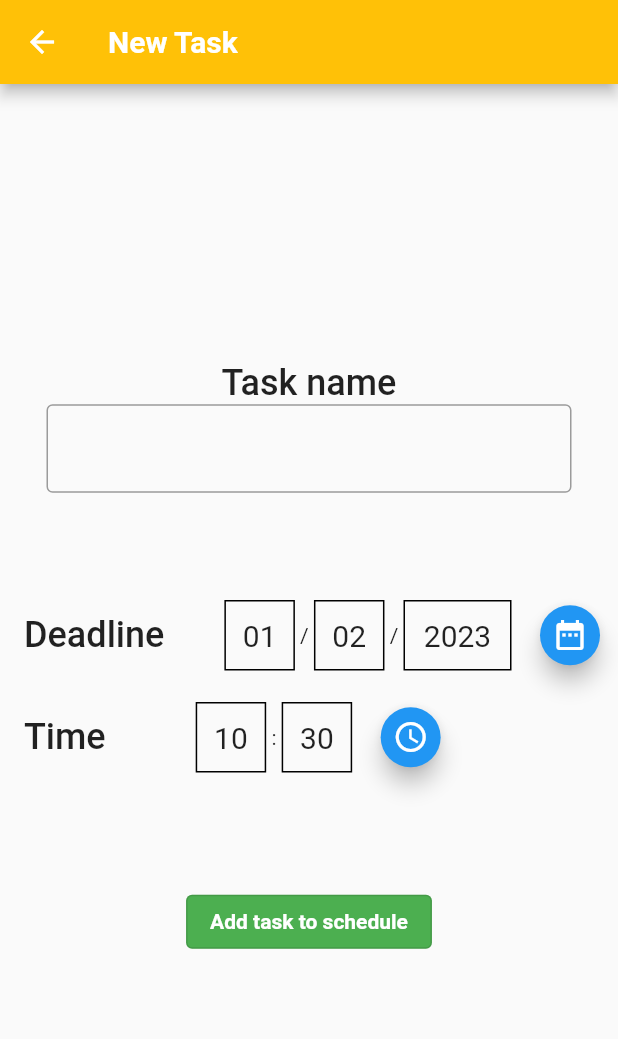
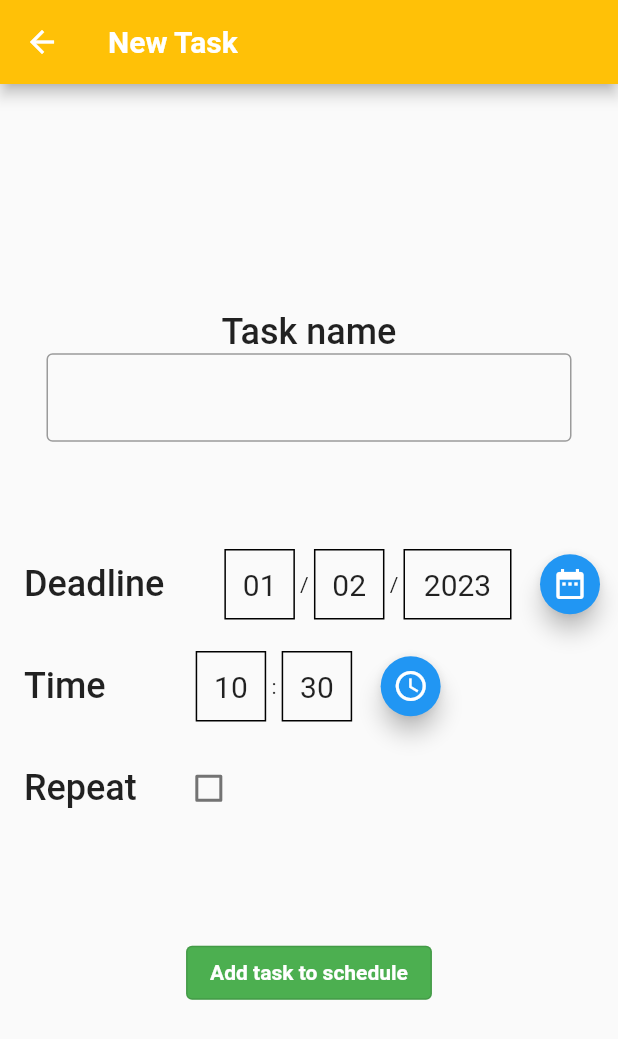
Before and after one commit to Anirudh-V-Gubbi/sheduler, a Flutter app: the screen it shows after launch, after a tap on the "add" icon, on a phone screen of 412 x 824 dp. Shown: the top 1039 px of the screen. Run offline on Flutter 3.47's test engine with Material 2 defaults, Android fonts, the phone set to English and light mode, and no system bars; our stand-ins replace hive, hive_flutter; missing offline and left inert: draggable_fab; accounts and stored records are empty.

Commit message:
added feature to repeat tasks daily

```diff
--- a/lib/screens/add_screen.dart
+++ b/lib/screens/add_screen.dart
@@ -1,5 +1,6 @@
 import 'package:flutter/material.dart';
 import 'package:hive/hive.dart';
+import 'package:scheduler/sort_tasks.dart';
 
 class addscreen extends StatefulWidget {
   addscreen({Key? key, required this.tasklist, required this.refreshlist}) : super(key: key);
@@ -19,6 +20,13 @@ class _addscreenState extends State<addscreen> {
 
   TimeOfDay? time = TimeOfDay.now();
   DateTime _dateTime = DateTime.now();
+  ValueNotifier repeat = ValueNotifier<bool>(false);
+
+  @override
+  void initState()
+  {
+    super.initState();
+  }
 
   @override
   Widget build(BuildContext context) {
@@ -240,6 +248,34 @@ class _addscreenState extends State<addscreen> {
                       ),
                     ),
                     Padding(
+                      padding: const EdgeInsets.only(top: 20.0, left: 8.0),
+                      child: Row(
+                        mainAxisAlignment: MainAxisAlignment.start,
+                        children: [
+                          const Text(
+                            "Repeat",
+                            style: TextStyle(
+                                fontSize: 24,
+                                fontWeight: FontWeight.w500
+                            ),
+                          ),
+                          Padding(
+                            padding: const EdgeInsets.only(left: 24.0),
+                            child: ValueListenableBuilder(
+                              valueListenable: repeat,
+                              builder: (context, repeatValue, _) =>
+                                Checkbox(
+                                  value: repeat.value,
+                                  onChanged: (value) {
+                                    repeat.value = value;
+                                  }
+                                ),
+                            ),
+                          )
+                        ],
+                      ),
+                    ),
+                    Padding(
                       padding: const EdgeInsets.only(top: 75.0),
                       child: OutlinedButton(
                           onPressed: () async{
@@ -247,27 +283,12 @@ class _addscreenState extends State<addscreen> {
                                 {'title': titleCtrl.text,
                                   'date': '${_dateTime.day}/${_dateTime
                                       .month}/${_dateTime.year}',
-                                  'time': '${time?.hour}:${time?.minute}'
+                                  'time': '${time?.hour}:${time?.minute}',
+                                  'repeat': repeat.value
                                 }
                             );
 
-                            widget.tasklist.sort(
-                                    (a, b) {
-                                  List a_dates = a['date'].toString().split("/");
-                                  List a_times = a['time'].toString().split(":");
-                                  List b_dates = b['date'].toString().split("/");
-                                  List b_times = b['time'].toString().split(":");
-
-                                  DateTime a_date = DateTime(int.parse(a_dates[2]), int.parse(a_dates[1]), int.parse(a_dates[0]),
-                                      int.parse(a_times[0]), int.parse(a_times[1])
-                                  );
-                                  DateTime b_date = DateTime(int.parse(b_dates[2]), int.parse(b_dates[1]), int.parse(b_dates[0]),
-                                      int.parse(b_times[0]), int.parse(b_times[1])
-                                  );
-
-                                  return a_date.compareTo(b_date);
-                                }
-                            );
+                            widget.tasklist = sortTasks(widget.tasklist);
 
                             var box = await Hive.openBox('task');
                             await box.put('tasks', widget.tasklist);
--- a/lib/screens/home_screen.dart
+++ b/lib/screens/home_screen.dart
@@ -2,6 +2,7 @@ import 'package:draggable_fab/draggable_fab.dart';
 import 'package:flutter/material.dart';
 import 'package:hive/hive.dart';
 import 'package:scheduler/screens/add_screen.dart';
+import 'package:scheduler/sort_tasks.dart';
 import 'package:scheduler/widgets/events_widget.dart';
 
 class MyHomePage extends StatefulWidget {
@@ -30,7 +31,7 @@ class _MyHomePageState extends State<MyHomePage> {
       var box = await Hive.openBox('task');
 
       List tasklist = box.get('tasks', defaultValue: []);
-      return tasklist;
+      return sortTasks(tasklist);
     }
     catch(e){
       print("ERROR: Failed to initialise the list");
```
Also changed, not shown: lib/screens/edit_screen.dart (+39 -19 lines), lib/sort_tasks.dart (added, +67 -0 lines), lib/widgets/events_widget.dart (+24 -10 lines), 9 other files.
